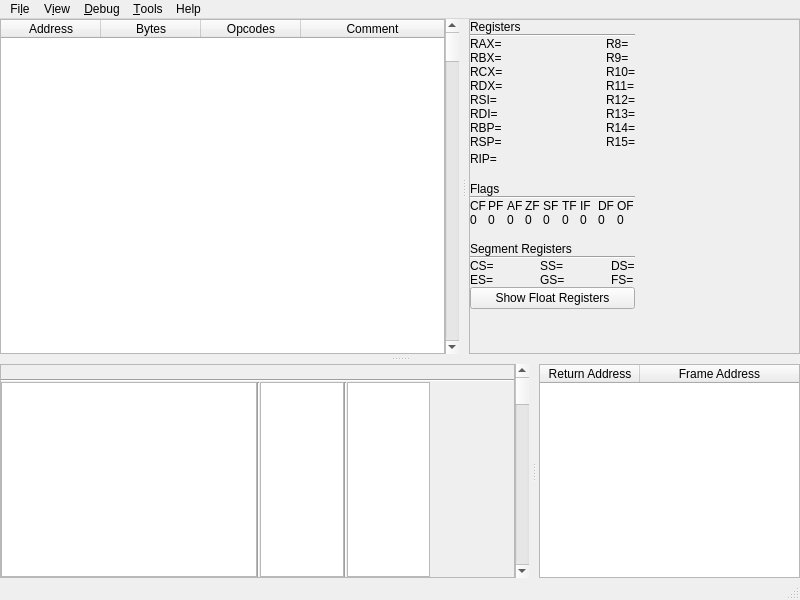
Above: GUI/MemoryViewerWindow.ui from korcankaraokcu/PINCE before the change. Below: the same form after it.
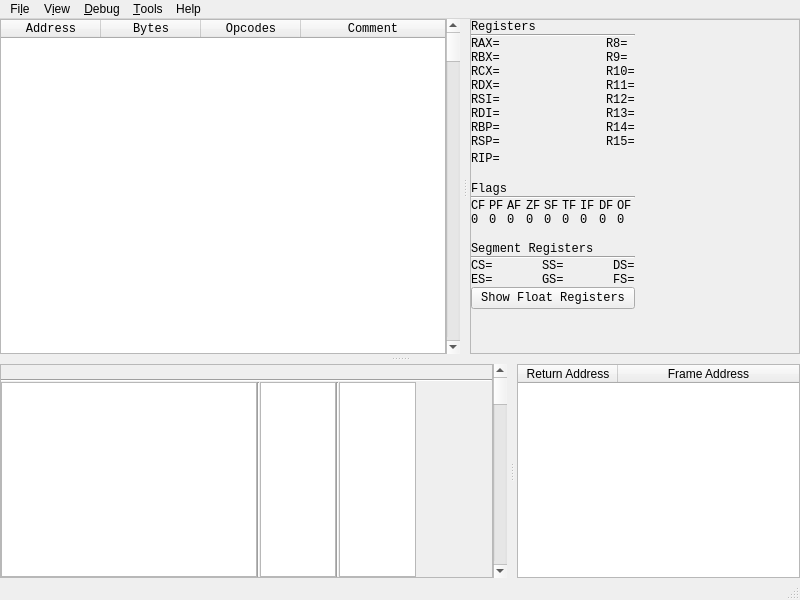
That is the form after the change. The open tabs and pages were chosen to show the change. Custom widgets are drawn as their Qt base class.

Diff of the .ui file:
```diff
--- a/GUI/MemoryViewerWindow.ui
+++ b/GUI/MemoryViewerWindow.ui
@@ -75,6 +75,7 @@
           <widget class="QTableWidget" name="tableWidget_Disassemble">
            <property name="font">
             <font>
+             <family>Monospace</family>
              <pointsize>9</pointsize>
             </font>
            </property>
@@ -158,6 +159,11 @@
           <height>0</height>
          </size>
         </property>
+        <property name="font">
+         <font>
+          <family>Monospace</family>
+         </font>
+        </property>
         <layout class="QGridLayout" name="gridLayout_4">
          <property name="leftMargin">
           <number>0</number>
@@ -184,8 +190,8 @@
              <rect>
               <x>0</x>
               <y>0</y>
-              <width>336</width>
-              <height>342</height>
+              <width>335</width>
+              <height>330</height>
              </rect>
             </property>
             <layout class="QGridLayout" name="gridLayout_8">
@@ -218,6 +224,7 @@
                   <widget class="QLabel" name="label_3">
                    <property name="font">
                     <font>
+                     <family>Monospace</family>
                      <pointsize>9</pointsize>
                     </font>
                    </property>
@@ -292,6 +299,7 @@
                             <widget class="QRegisterLabel" name="RAX">
                              <property name="font">
                               <font>
+                               <family>Monospace</family>
                                <pointsize>9</pointsize>
                               </font>
                              </property>
@@ -304,6 +312,7 @@
                             <widget class="QRegisterLabel" name="RBX">
                              <property name="font">
                               <font>
+                               <family>Monospace</family>
                                <pointsize>9</pointsize>
                               </font>
                              </property>
@@ -316,6 +325,7 @@
                             <widget class="QRegisterLabel" name="RCX">
                              <property name="font">
                               <font>
+                               <family>Monospace</family>
                                <pointsize>9</pointsize>
                               </font>
                              </property>
@@ -328,6 +338,7 @@
                             <widget class="QRegisterLabel" name="RDX">
                              <property name="font">
                               <font>
+                               <family>Monospace</family>
                                <pointsize>9</pointsize>
                               </font>
                              </property>
@@ -340,6 +351,7 @@
                             <widget class="QRegisterLabel" name="RSI">
                              <property name="font">
                               <font>
+                               <family>Monospace</family>
                                <pointsize>9</pointsize>
                               </font>
                              </property>
@@ -352,6 +364,7 @@
                             <widget class="QRegisterLabel" name="RDI">
                              <property name="font">
                               <font>
+                               <family>Monospace</family>
                                <pointsize>9</pointsize>
                               </font>
                              </property>
@@ -364,6 +377,7 @@
                             <widget class="QRegisterLabel" name="RBP">
                              <property name="font">
                               <font>
+                               <family>Monospace</family>
                                <pointsize>9</pointsize>
                               </font>
                              </property>
@@ -376,6 +390,7 @@
                             <widget class="QRegisterLabel" name="RSP">
                              <property name="font">
                               <font>
+                               <family>Monospace</family>
                                <pointsize>9</pointsize>
                               </font>
                              </property>
@@ -408,6 +423,7 @@
                             <widget class="QRegisterLabel" name="R8">
                              <property name="font">
                               <font>
+                               <family>Monospace</family>
                                <pointsize>9</pointsize>
                               </font>
                              </property>
@@ -420,6 +436,7 @@
                             <widget class="QRegisterLabel" name="R9">
                              <property name="font">
                               <font>
+                               <family>Monospace</family>
                                <pointsize>9</pointsize>
                               </font>
                              </property>
@@ -432,6 +449,7 @@
                             <widget class="QRegisterLabel" name="R10">
                              <property name="font">
                               <font>
+                               <family>Monospace</family>
                                <pointsize>9</pointsize>
                               </font>
                              </property>
@@ -444,6 +462,7 @@
                             <widget class="QRegisterLabel" name="R11">
                              <property name="font">
                               <font>
+                               <family>Monospace</family>
                                <pointsize>9</pointsize>
                               </font>
                              </property>
@@ -456,6 +475,7 @@
                             <widget class="QRegisterLabel" name="R12">
                              <property name="font">
                               <font>
+                               <family>Monospace</family>
                                <pointsize>9</pointsize>
                               </font>
                              </property>
@@ -468,6 +488,7 @@
                             <widget class="QRegisterLabel" name="R13">
                              <property name="font">
                               <font>
+                               <family>Monospace</family>
                                <pointsize>9</pointsize>
                               </font>
                              </property>
@@ -480,6 +501,7 @@
                             <widget class="QRegisterLabel" name="R14">
                              <property name="font">
                               <font>
+                               <family>Monospace</family>
                                <pointsize>9</pointsize>
                               </font>
                              </property>
@@ -492,6 +514,7 @@
                             <widget class="QRegisterLabel" name="R15">
                              <property name="font">
                               <font>
+                               <family>Monospace</family>
                                <pointsize>9</pointsize>
                               </font>
                              </property>
@@ -513,6 +536,7 @@
                           <widget class="QRegisterLabel" name="RIP">
                            <property name="font">
                             <font>
+                             <family>Monospace</family>
                              <pointsize>9</pointsize>
                             </font>
                            </property>
@@ -720,6 +744,7 @@
                   <widget class="QLabel" name="label_29">
                    <property name="font">
                     <font>
+                     <family>Monospace</family>
                      <pointsize>9</pointsize>
                     </font>
                    </property>
@@ -749,6 +774,7 @@
                       <widget class="QLabel" name="label_31">
                        <property name="font">
                         <font>
+                         <family>Monospace</family>
                          <pointsize>9</pointsize>
                         </font>
                        </property>
@@ -761,6 +787,7 @@
                       <widget class="QFlagRegisterLabel" name="CF">
                        <property name="font">
                         <font>
+                         <family>Monospace</family>
                          <pointsize>9</pointsize>
                         </font>
                        </property>
@@ -780,6 +807,7 @@
                       <widget class="QLabel" name="label_35">
                        <property name="font">
                         <font>
+                         <family>Monospace</family>
                          <pointsize>9</pointsize>
                         </font>
                        </property>
@@ -792,6 +820,7 @@
                       <widget class="QFlagRegisterLabel" name="PF">
                        <property name="font">
                         <font>
+                         <family>Monospace</family>
                          <pointsize>9</pointsize>
                         </font>
                        </property>
@@ -811,6 +840,7 @@
                       <widget class="QLabel" name="label_37">
                        <property name="font">
                         <font>
+                         <family>Monospace</family>
                          <pointsize>9</pointsize>
                         </font>
                        </property>
@@ -823,6 +853,7 @@
                       <widget class="QFlagRegisterLabel" name="AF">
                        <property name="font">
                         <font>
+                         <family>Monospace</family>
                          <pointsize>9</pointsize>
                         </font>
                        </property>
@@ -842,6 +873,7 @@
                       <widget class="QLabel" name="label_39">
                        <property name="font">
                         <font>
+                         <family>Monospace</family>
                          <pointsize>9</pointsize>
                         </font>
                        </property>
@@ -854,6 +886,7 @@
                       <widget class="QFlagRegisterLabel" name="ZF">
                        <property name="font">
                         <font>
+                         <family>Monospace</family>
                          <pointsize>9</pointsize>
                         </font>
                        </property>
@@ -873,6 +906,7 @@
                       <widget class="QLabel" name="label_41">
                        <property name="font">
                         <font>
+                         <family>Monospace</family>
                          <pointsize>9</pointsize>
                         </font>
                        </property>
@@ -885,6 +919,7 @@
                       <widget class="QFlagRegisterLabel" name="SF">
                        <property name="font">
                         <font>
+                         <family>Monospace</family>
                          <pointsize>9</pointsize>
                         </font>
                        </property>
@@ -904,6 +939,7 @@
                       <widget class="QLabel" name="label_43">
                        <property name="font">
                         <font>
+                         <family>Monospace</family>
                          <pointsize>9</pointsize>
                         </font>
                        </property>
@@ -916,6 +952,7 @@
                       <widget class="QFlagRegisterLabel" name="TF">
                        <property name="font">
                         <font>
+                         <family>Monospace</family>
                          <pointsize>9</pointsize>
                         </font>
                        </property>
@@ -935,6 +972,7 @@
                       <widget class="QLabel" name="label_45">
                        <property name="font">
                         <font>
+                         <family>Monospace</family>
                          <pointsize>9</pointsize>
                         </font>
                        </property>
@@ -947,6 +985,7 @@
                       <widget class="QFlagRegisterLabel" name="IF">
                        <property name="font">
                         <font>
+                         <family>Monospace</family>
                          <pointsize>9</pointsize>
                         </font>
                        </property>
@@ -966,6 +1005,7 @@
                       <widget class="QLabel" name="label_47">
                        <property name="font">
                         <font>
+                         <family>Monospace</family>
                          <pointsize>9</pointsize>
                         </font>
                        </property>
@@ -978,6 +1018,7 @@
                       <widget class="QFlagRegisterLabel" name="DF">
                        <property name="font">
                         <font>
+                         <family>Monospace</family>
                          <pointsize>9</pointsize>
                         </font>
                        </property>
@@ -997,6 +1038,7 @@
                       <widget class="QLabel" name="label_49">
                        <property name="font">
                         <font>
+                         <family>Monospace</family>
                          <pointsize>9</pointsize>
                         </font>
                        </property>
@@ -1009,6 +1051,7 @@
                       <widget class="QFlagRegisterLabel" name="OF">
                        <property name="font">
                         <font>
+                         <family>Monospace</family>
                          <pointsize>9</pointsize>
                         </font>
                        </property>
@@ -1041,6 +1084,7 @@
                   <widget class="QLabel" name="label_30">
                    <property name="font">
                     <font>
+                     <family>Monospace</family>
                      <pointsize>9</pointsize>
                     </font>
                    </property>
@@ -1070,6 +1114,7 @@
                       <widget class="QRegisterLabel" name="CS">
                        <property name="font">
                         <font>
+                         <family>Monospace</family>
                          <pointsize>9</pointsize>
                         </font>
                        </property>
@@ -1082,6 +1127,7 @@
                       <widget class="QRegisterLabel" name="ES">
                        <property name="font">
                         <font>
+                         <family>Monospace</family>
                          <pointsize>9</pointsize>
                         </font>
                        </property>
@@ -1114,6 +1160,7 @@
                       <widget class="QRegisterLabel" name="SS">
                        <property name="font">
                         <font>
+                         <family>Monospace</family>
                          <pointsize>9</pointsize>
                         </font>
                        </property>
@@ -1126,6 +1173,7 @@
                       <widget class="QRegisterLabel" name="GS">
                        <property name="font">
                         <font>
+                         <family>Monospace</family>
                          <pointsize>9</pointsize>
                         </font>
                        </property>
@@ -1158,6 +1206,7 @@
                       <widget class="QRegisterLabel" name="DS">
                        <property name="font">
                         <font>
+                         <family>Monospace</family>
                          <pointsize>9</pointsize>
                         </font>
                        </property>
@@ -1170,6 +1219,7 @@
                       <widget class="QRegisterLabel" name="FS">
                        <property name="font">
                         <font>
+                         <family>Monospace</family>
                          <pointsize>9</pointsize>
                         </font>
                        </property>
@@ -1186,6 +1236,7 @@
                   <widget class="QPushButton" name="pushButton_ShowFloatRegisters">
                    <property name="font">
                     <font>
+                     <family>Monospace</family>
                      <pointsize>9</pointsize>
                     </font>
                    </property>
@@ -1268,8 +1319,8 @@
              <rect>
               <x>0</x>
               <y>0</y>
-              <width>524</width>
-              <height>200</height>
+              <width>492</width>
+              <height>212</height>
              </rect>
             </property>
             <layout class="QGridLayout" name="gridLayout_11">
@@ -1326,6 +1377,11 @@
                </item>
                <item>
                 <widget class="QHexView" name="tableView_HexView_Hex">
+                 <property name="font">
+                  <font>
+                   <family>Monospace</family>
+                  </font>
+                 </property>
                  <property name="sizeAdjustPolicy">
                   <enum>QAbstractScrollArea::AdjustToContents</enum>
                  </property>
@@ -1340,6 +1396,11 @@
                </item>
                <item>
                 <widget class="QAsciiView" name="tableView_HexView_Ascii">
+                 <property name="font">
+                  <font>
+                   <family>Monospace</family>
+                  </font>
+                 </property>
                  <property name="sizeAdjustPolicy">
                   <enum>QAbstractScrollArea::AdjustToContents</enum>
                  </property>
```
Left out of the diff: 14 changed lines with no effect on the pictures.
